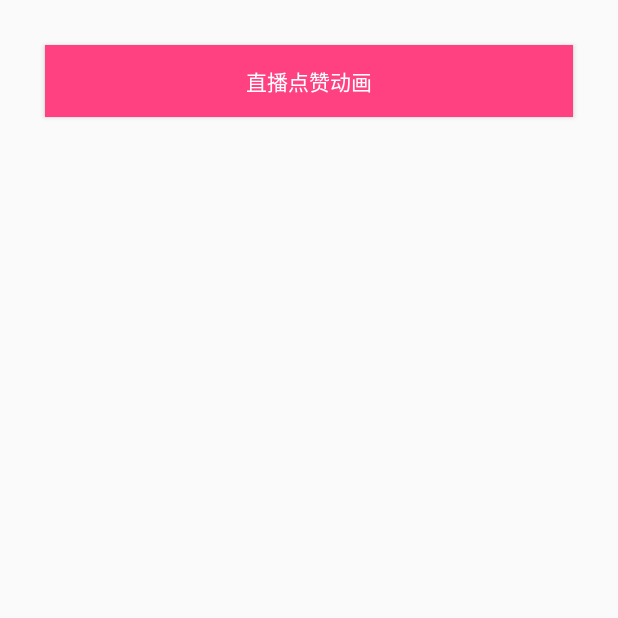
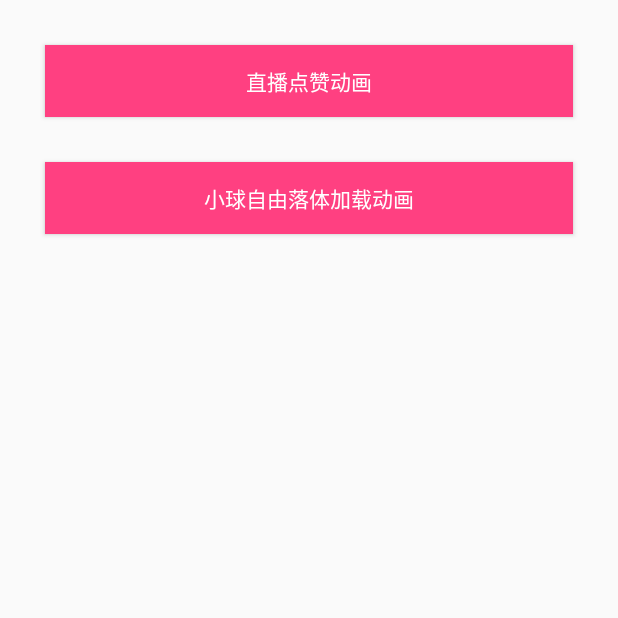
Before and after one commit to Pgrammerybj/AnimationUtils, an Android app: the TenAnimation screen opened directly, with no data from a screen before it, on a phone screen of 412 x 824 dp, the top half of it. Run offline under Robolectric (Android 15) with nearby library versions, the phone set to English and light mode, and no system bars.

Commit message:
添加了"小球自由落体"加载动画

```diff
--- a/app/src/main/AndroidManifest.xml
+++ b/app/src/main/AndroidManifest.xml
@@ -30,6 +30,7 @@
         <activity android:name=".pathmeasure.PathMeasureGetPosTan"/>
         <activity android:name=".TenAnimation"/>
         <activity android:name=".item.userlike.UserLikeAnimation"/>
+        <activity android:name=".item.smallball.SmallBallAnimation"/>
     </application>
 
 </manifest>
--- a/app/src/main/res/layout/activity_tenanimation.xml
+++ b/app/src/main/res/layout/activity_tenanimation.xml
@@ -17,4 +17,18 @@
         android:textColor="@color/colorWhite"
         android:textSize="@dimen/sp_14"
         />
+
+    <Button
+        android:layout_width="match_parent"
+        android:layout_height="wrap_content"
+        android:layout_marginLeft="@dimen/item_margin_leftright"
+        android:layout_marginRight="@dimen/item_margin_leftright"
+        android:layout_marginTop="@dimen/item_margin_leftright"
+        android:background="@color/colorAccent"
+        android:onClick="goItemSmallBall"
+        android:text="@string/btn_item_ball_animation"
+        android:textAllCaps="false"
+        android:textColor="@color/colorWhite"
+        android:textSize="@dimen/sp_14"
+        />
 </LinearLayout>
--- a/app/src/main/res/values/strings.xml
+++ b/app/src/main/res/values/strings.xml
@@ -18,5 +18,6 @@
     <string name="btn_path_measure_getpostan">使用getPosTan()获取轨迹上的点</string>
 
     <string name="btn_item_like_animation">直播点赞动画</string>
+    <string name="btn_item_ball_animation">小球自由落体加载动画</string>
 
 </resources>
```
Also changed, not shown: app/src/main/java/com/angelstar/animation/TenAnimation.java (+9 -0 lines), app/src/main/java/com/angelstar/animation/item/smallball/SmallBallAnimation.java (added, +24 -0 lines), app/src/main/java/com/angelstar/animation/item/smallball/SmallBallAnimationView.java (added, +140 -0 lines), app/src/main/res/layout/activity_smallballanimation.xml (added, +20 -0 lines), 1 other file.
